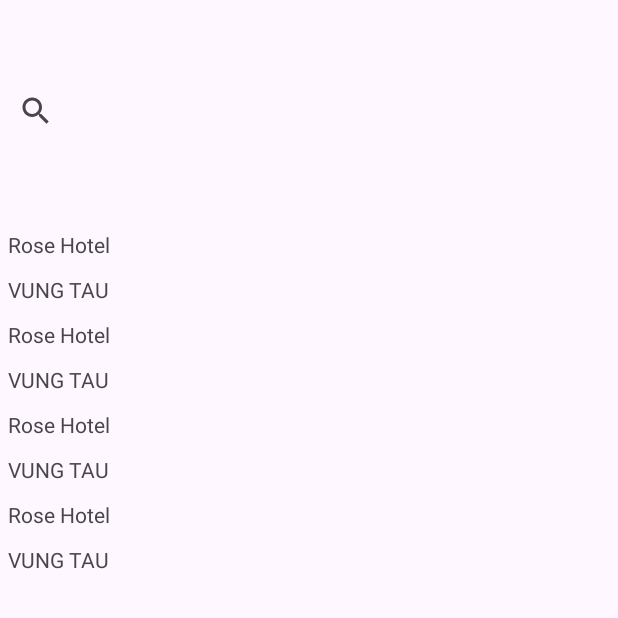
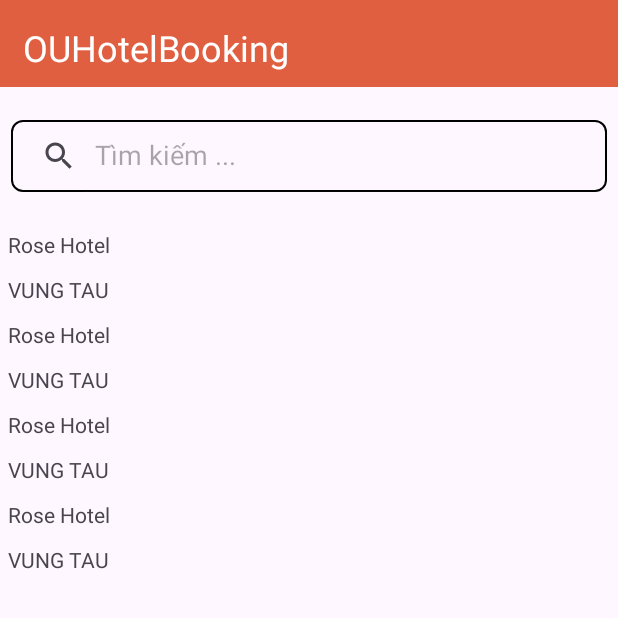
Before and after one commit to cuongnt02/OUHotelBooking, an Android app: the SearchActivity screen opened directly, with no data from a screen before it, on a phone screen of 412 x 824 dp, the top half of it. Run offline under Robolectric (Android 15) with nearby library versions, the phone set to English and light mode, and no system bars; Roboto replaces fonts that are not available here.

Commit message:
fix layout

```diff
--- /dev/null
+++ b/app/src/main/res/drawable/searchviewbg.xml
@@ -0,0 +1,9 @@
+<?xml version="1.0" encoding="utf-8"?>
+<shape xmlns:android="http://schemas.android.com/apk/res/android">
+
+    <corners android:radius="7dp" />
+    <stroke android:color="@color/black"
+        android:width="1dp">
+    </stroke>
+
+</shape>
--- a/app/src/main/res/layout/layout_search.xml
+++ b/app/src/main/res/layout/layout_search.xml
@@ -1,18 +1,56 @@
 <?xml version="1.0" encoding="utf-8"?>
-<LinearLayout
-    xmlns:android="http://schemas.android.com/apk/res/android"
+<androidx.constraintlayout.widget.ConstraintLayout xmlns:android="http://schemas.android.com/apk/res/android"
+    xmlns:app="http://schemas.android.com/apk/res-auto"
+    xmlns:tools="http://schemas.android.com/tools"
+    android:id="@+id/linearLayout2"
     android:layout_width="match_parent"
-    android:layout_height="match_parent"
-    android:orientation="vertical"
-    >
+    android:layout_height="match_parent">
+
+    <androidx.constraintlayout.widget.ConstraintLayout
+        android:id="@+id/layoutHeader"
+        android:layout_width="match_parent"
+        android:layout_height="wrap_content"
+        android:padding="10dp"
+        android:background="#e15f41"
+        app:layout_constraintEnd_toEndOf="parent"
+        app:layout_constraintStart_toStartOf="parent"
+        app:layout_constraintTop_toTopOf="parent">
+        <TextView
+            android:layout_width="wrap_content"
+            android:layout_height="wrap_content"
+            android:layout_marginStart="5dp"
+            android:layout_marginTop="5dp"
+            android:text="@string/app_name"
+            android:textColor="@color/white"
+            android:textSize="24sp"
+            app:layout_constraintStart_toStartOf="parent"
+            app:layout_constraintTop_toTopOf="parent"/>
+    </androidx.constraintlayout.widget.ConstraintLayout>
+
 
     <SearchView
-        android:layout_marginVertical="50dp"
-        android:layout_width="match_parent"
-        android:layout_height="wrap_content" />
+        android:id="@+id/searchView3"
+        android:layout_width="0dp"
+        android:layout_height="wrap_content"
+        android:layout_marginLeft="7dp"
+        android:layout_marginTop="80dp"
+        android:layout_marginRight="7dp"
+        android:background="@drawable/searchviewbg"
+        android:queryHint="Tìm kiếm ..."
+        android:iconifiedByDefault="false"
+        app:layout_constraintEnd_toEndOf="parent"
+        app:layout_constraintStart_toStartOf="parent"
+        app:layout_constraintTop_toBottomOf="parent"
+        app:layout_constraintTop_toTopOf="parent" />
 
     <androidx.recyclerview.widget.RecyclerView
         android:id="@+id/list_hotels"
-        android:layout_width="match_parent"
-        android:layout_height="wrap_content" />
-</LinearLayout>
+        android:layout_width="0dp"
+        android:layout_height="0dp"
+        android:layout_marginTop="20dp"
+        app:layout_constraintBottom_toBottomOf="parent"
+        app:layout_constraintEnd_toEndOf="parent"
+        app:layout_constraintStart_toStartOf="parent"
+        app:layout_constraintTop_toBottomOf="@+id/searchView3"/>
+
+</androidx.constraintlayout.widget.ConstraintLayout>
```
